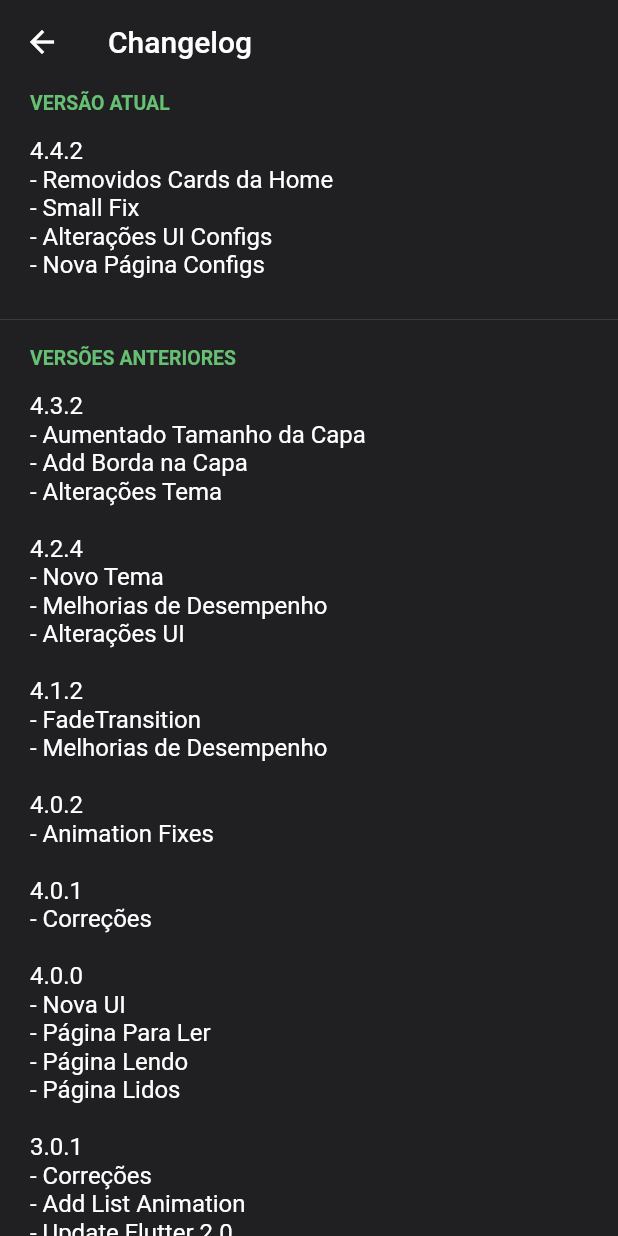
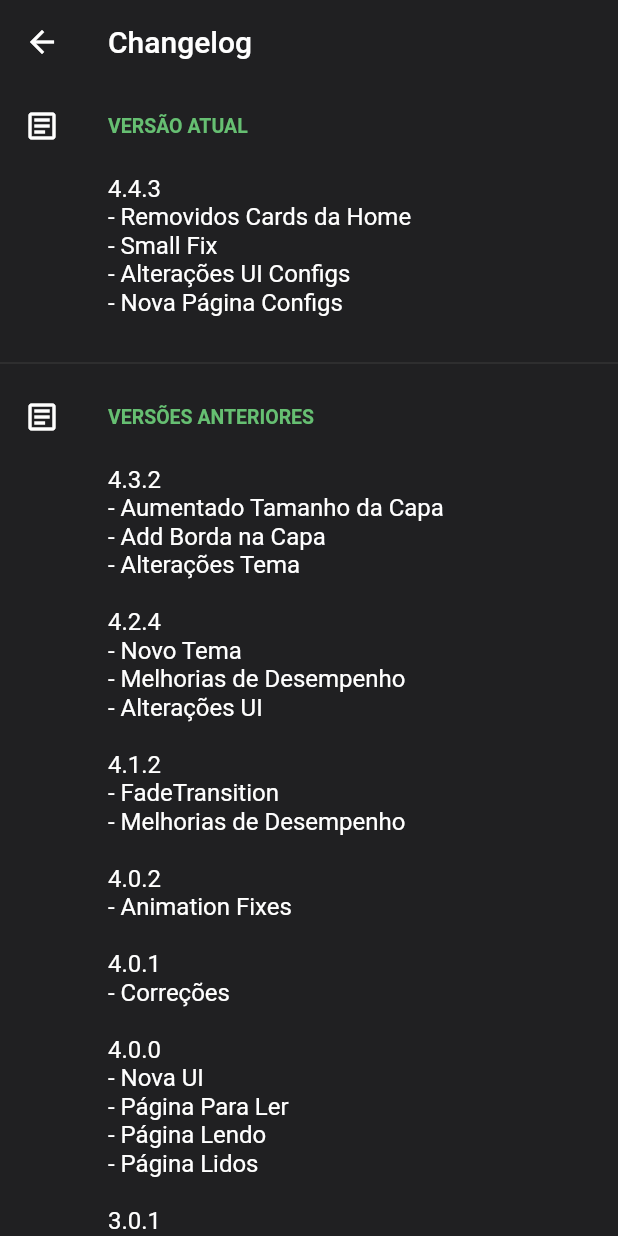
Before and after one commit to Fschmatz/booktrackerv2, a Flutter app: the Changelog screen opened directly, on a phone screen of 412 x 824 dp. Run offline on Flutter 3.47's test engine with Material 2 defaults, Android fonts, the phone set to English and light mode, and no system bars; our stand-ins replace flutter_native_image, image_picker, shared_preferences, sqflite; missing offline and left inert: a package; accounts and stored records are empty.

Commit message:
Update 4.4.3

```diff
--- a/lib/pages/changelog.dart
+++ b/lib/pages/changelog.dart
@@ -9,35 +9,42 @@ class Changelog extends StatelessWidget {
           title: Text("Changelog"),
           elevation: 0.0,
         ),
-        body: ListView(
-            children: <Widget>[
-              Padding(
-                padding: const EdgeInsets.fromLTRB(20, 5, 20, 0),
-                child: Text("Versão Atual\n".toUpperCase(),
+        body: ListView(children: <Widget>[
+          ListTile(
+            leading: Icon(
+              Icons.article_outlined,
+            ),
+            title: Text("Versão Atual".toUpperCase(),
                 style: TextStyle(
                     fontSize: 13,
                     fontWeight: FontWeight.w700,
                     color: Theme.of(context).accentColor)),
           ),
-              Padding(
-                padding: const EdgeInsets.fromLTRB(20, 0, 20, 0),
-                child: Text(
+          ListTile(
+            leading: SizedBox(
+              height: 0.1,
+            ),
+            title: Text(
               versaoNomeChangelog.changelogUltimaVersao,
               style: TextStyle(fontSize: 16),
             ),
           ),
           Divider(),
-              Padding(
-                padding: const EdgeInsets.fromLTRB(20, 10, 20, 0),
-                child: Text("Versões Anteriores\n".toUpperCase(),
+          ListTile(
+            leading: Icon(
+              Icons.article_outlined,
+            ),
+            title: Text("Versões Anteriores".toUpperCase(),
                 style: TextStyle(
                     fontSize: 13,
                     fontWeight: FontWeight.w700,
                     color: Theme.of(context).accentColor)),
           ),
-              Padding(
-                padding: const EdgeInsets.fromLTRB(20, 0, 20, 0),
-                child: Text(
+          ListTile(
+            leading: SizedBox(
+              height: 0.1,
+            ),
+            title: Text(
               versaoNomeChangelog.changelogsAntigos,
               style: TextStyle(fontSize: 16),
             ),
--- a/lib/pages/configs.dart
+++ b/lib/pages/configs.dart
@@ -106,7 +106,7 @@ class _ConfigsState extends State<Configs> {
                       "Tema Escuro",
                       style: TextStyle(fontSize: 16),
                     ),
-                    secondary: Icon(Icons.color_lens_outlined),
+                    secondary: Icon(Icons.brightness_6_outlined),
                     activeColor: Colors.blue,
                     value: notifier.darkTheme,
                     onChanged: (value) {
--- a/lib/ui/cardLivro.dart
+++ b/lib/ui/cardLivro.dart
@@ -53,6 +53,7 @@ class _CardLivroState extends State<CardLivro> {
                       widget.livro.nome,
                       textAlign: TextAlign.center,
                       style: TextStyle(
+                        color: Theme.of(context).accentColor,
                           fontSize: 18, fontWeight: FontWeight.bold),
                     ),
                   ),
--- a/lib/util/versaoNomeChangelog.dart
+++ b/lib/util/versaoNomeChangelog.dart
@@ -1,11 +1,11 @@
 class versaoNomeChangelog{
 
   //se mudar o nome do App não esquecer de alterar, no manifesto
-  static String versaoApp = "4.4.2";
+  static String versaoApp = "4.4.3";
   static String nomeApp = "BookTracker";
 
   static String changelogUltimaVersao = '''
-4.4.2
+4.4.3
 - Removidos Cards da Home
 - Small Fix
 - Alterações UI Configs
--- a/pubspec.yaml
+++ b/pubspec.yaml
@@ -15,7 +15,7 @@ publish_to: 'none' # Remove this line if you wish to publish to pub.dev
 # In iOS, build-name is used as CFBundleShortVersionString while build-number used as CFBundleVersion.
 # Read more about iOS versioning at
 # https://developer.apple.com/library/archive/documentation/General/Reference/InfoPlistKeyReference/Articles/CoreFoundationKeys.html
-version: 4.4.2
+version: 4.4.3
 
 environment:
   sdk: ">=2.7.0 <3.0.0"
@@ -29,6 +29,7 @@ dependencies:
   provider: ^4.3.2+2
   image_picker: ^0.6.7+21
   flutter_native_image: ^0.0.5
+  url_launcher: ^6.0.3
 
 
   # The following adds the Cupertino Icons font to your application.
```
Also changed, not shown: lib/pages/appInfo.dart (+40 -10 lines), pubspec.lock. Lines whose indentation alone changed are shown as unchanged.
